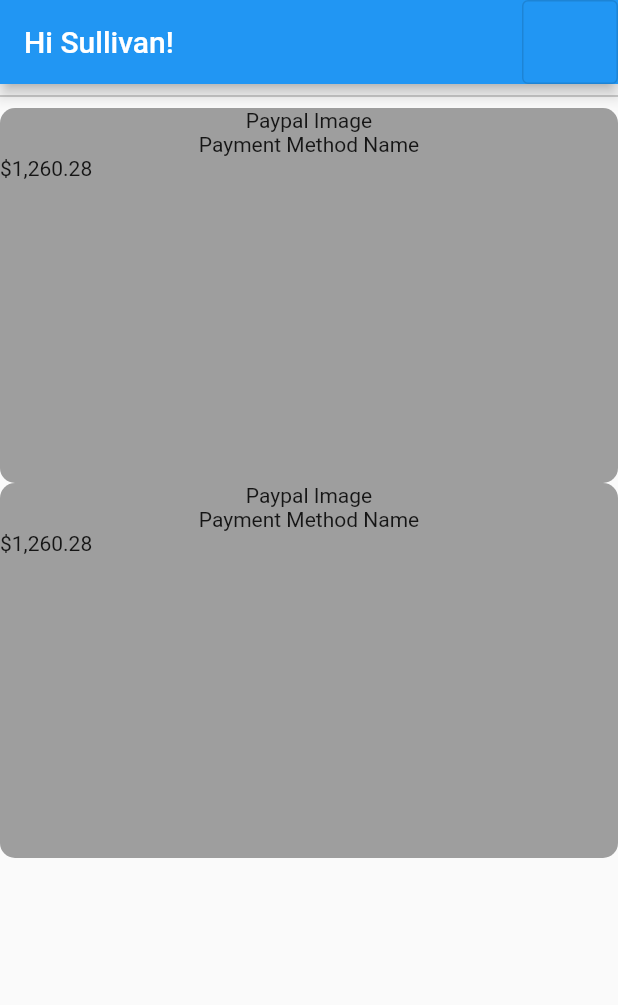
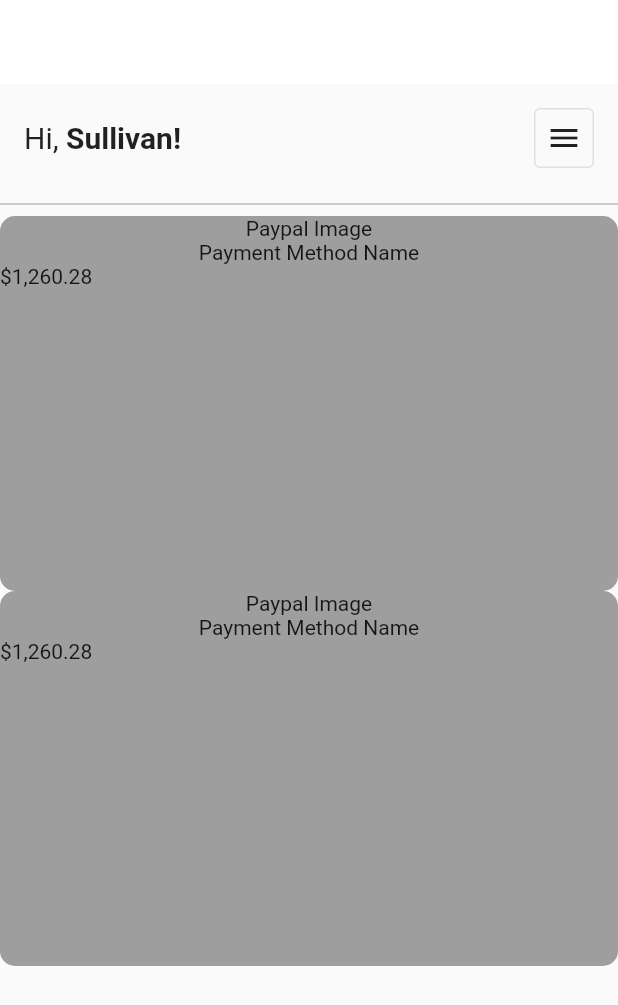
Before and after one commit to adolesamuel/sendme_work, a Flutter app: the HomePage screen opened directly, on a phone screen of 412 x 824 dp. Shown: the top 1005 px of the screen. Run offline on Flutter 3.47's test engine with Material 2 defaults, Android fonts, the phone set to English and light mode, and no system bars; our stand-ins replace introduction_screen.

Commit message:
created appbar

```diff
--- /dev/null
+++ b/lib/common/top_bar.dart
@@ -0,0 +1,46 @@
+import 'package:flutter/material.dart';
+
+class TopBar extends StatelessWidget {
+  TopBar({Key? key}) : super(key: key);
+
+  final Color color = Colors.grey.shade300;
+
+  @override
+  Widget build(BuildContext context) {
+    return Container(
+      padding: const EdgeInsets.all(16.0),
+      child: Row(mainAxisAlignment: MainAxisAlignment.spaceBetween, children: [
+        Row(
+          children: const [
+            Text(
+              'Hi, ',
+              style: TextStyle(
+                fontSize: 20,
+              ),
+            ),
+            Text(
+              'Sullivan!',
+              style: TextStyle(
+                fontSize: 20,
+                fontWeight: FontWeight.bold,
+              ),
+            ),
+          ],
+        ),
+        InkWell(
+          onTap: () {},
+          child: Container(
+            height: 40,
+            width: 40,
+            decoration: BoxDecoration(
+              border: Border.all(
+                  color: color, width: 1.0, style: BorderStyle.solid),
+              borderRadius: BorderRadius.circular(4.0),
+            ),
+            child: const Icon(Icons.menu),
+          ),
+        )
+      ]),
+    );
+  }
+}
--- a/lib/home/home_page.dart
+++ b/lib/home/home_page.dart
@@ -1,5 +1,6 @@
 import 'package:flutter/material.dart';
 import 'package:sendme_work/common/payment_method_widget.dart';
+import 'package:sendme_work/common/top_bar.dart';
 
 class HomePage extends StatefulWidget {
   const HomePage({Key? key}) : super(key: key);
@@ -13,14 +14,12 @@
   Widget build(BuildContext context) {
     return Scaffold(
       appBar: AppBar(
-        automaticallyImplyLeading: false,
-        title: const Text('Hi Sullivan!'),
-        actions: [
-          OutlinedButton(onPressed: () {}, child: const Icon(Icons.menu))
-        ],
+        backgroundColor: Colors.white,
+        elevation: 0,
       ),
       body: Column(
         children: [
+          TopBar(),
           const Divider(
             color: Colors.grey,
           ),
--- a/lib/main.dart
+++ b/lib/main.dart
@@ -1,4 +1,6 @@
 import 'package:flutter/material.dart';
+
+import 'home/home_page.dart';
 
 void main() {
   runApp(const MyApp());
@@ -15,7 +17,7 @@
       theme: ThemeData(
         primarySwatch: Colors.blue,
       ),
-      home: const MyHomePage(),
+      home: const HomePage(),
     );
   }
 }
```
Also changed, not shown: 1 other file.
